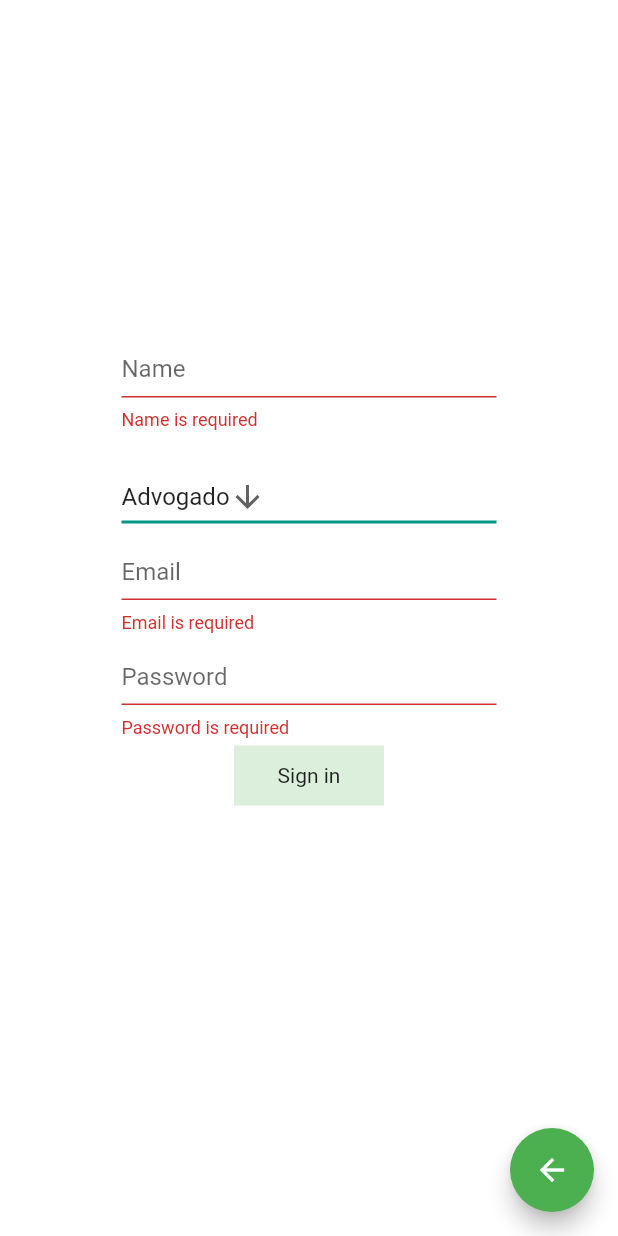
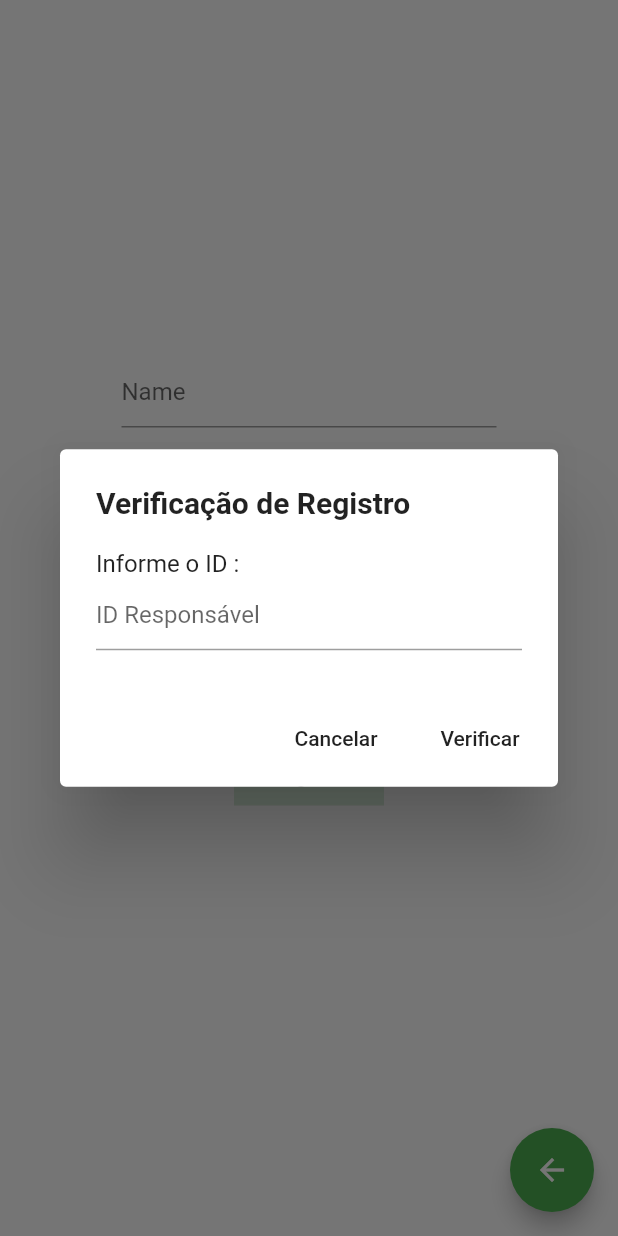
Before and after one commit to Garrike/sistema_advocacia, a Flutter app: the RegisterPage screen opened directly, after a tap on "Sign in", on a phone screen of 412 x 824 dp. Run offline on Flutter 3.47's test engine with Material 2 defaults, Android fonts, the phone set to English and light mode, and no system bars; our stand-ins replace charts_flutter, firebase_auth, toast; accounts and stored records are empty; network calls fail.

Commit message:
Edição Kevin o Brabo

```diff
--- a/lib/models/navigation_model.dart
+++ b/lib/models/navigation_model.dart
@@ -15,4 +15,5 @@ List<NavigationModel> navigationItens = [
   NavigationModel(title: "Comunidade", icon: Icons.people, page: 3),
   NavigationModel(title: "Compartilhar", icon: Icons.share, page: 4),
   NavigationModel(title: "Configurações", icon: Icons.settings, page: 5),
+  NavigationModel(title: "Sair", icon: Icons.exit_to_app, page: 6),
 ];
--- a/lib/register_screen.dart
+++ b/lib/register_screen.dart
@@ -1,7 +1,12 @@
 import 'package:flutter/cupertino.dart';
 import 'package:flutter/material.dart';
+import 'package:projetoPDS/models/arquivos.dart';
+import 'package:toast/toast.dart';
 
 import 'auth_service.dart';
+
+BuildContext mainContext;
+bool _isEnabled;
 
 class RegisterPage extends StatefulWidget {
   @override
@@ -12,6 +17,12 @@ class _RegisterPageState extends State<RegisterPage> {
   String email, password, name, cargo, dropdownValue = 'Advogado';
 
   final formKey = new GlobalKey<FormState>();
+
+  void initState() {
+    super.initState();
+    _isEnabled = true;
+    // verificar(context);
+  }
 
   checkFields() {
     final form = formKey.currentState;
@@ -34,6 +45,7 @@ class _RegisterPageState extends State<RegisterPage> {
 
   @override
   Widget build(BuildContext context) {
+    mainContext = context;
     return Scaffold(
       backgroundColor: Colors.white,
       body: Center(
@@ -52,6 +64,7 @@ class _RegisterPageState extends State<RegisterPage> {
                       child: Container(
                         height: 50,
                         child: TextFormField(
+                          enabled: _isEnabled,
                           decoration: InputDecoration(hintText: "Name"),
                           validator: (value) => value.isEmpty ? 'Name is required' : null,
                           onChanged: (value) {
@@ -65,37 +78,37 @@ class _RegisterPageState extends State<RegisterPage> {
                       child: Container(
                         height: 50,
                         width: 250,
-                        child: DropdownButton<String>(
-                          value: dropdownValue,
-                          icon: Icon(Icons.arrow_downward),
-                          iconSize: 24,
-                          elevation: 16,
-                          underline: Container(
-                            height: 2,
-                            color: Colors.teal,
-                          ),
-                          onChanged: (String newValue) {
-                            setState(() {
-                              dropdownValue = newValue;
-                              this.cargo = newValue;
-                            });
+                        // child: DropdownButton<String>(
+                        //   value: dropdownValue,
+                        //   icon: Icon(Icons.arrow_downward),
+                        //   iconSize: 24,
+                        //   elevation: 16,
+                        //   underline: Container(
+                        //     height: 2,
+                        //     color: Colors.teal,
+                        //   ),
+                        //   onChanged: (String newValue) {
+                        //     setState(() {
+                        //       dropdownValue = newValue;
+                        //       this.cargo = newValue;
+                        //     });
+                        //   },
+                        //   items: <String>['Advogado', 'Estagiário']
+                        //     .map<DropdownMenuItem<String>>((String value) {
+                        //       return DropdownMenuItem<String>(
+                        //         value: value,
+                        //         child: Center(child: Text(value)),
+                        //       );
+                        //     })
+                        //     .toList(),
+                        // ),
+                        child: TextFormField(
+                          decoration: InputDecoration(hintText: "Cargo"),
+                          validator: (value) => value.isEmpty ? 'Cargo is required' : null,
+                          onChanged: (value) {
+                            this.cargo = value;
                           },
-                          items: <String>['Advogado', 'Estagiário']
-                            .map<DropdownMenuItem<String>>((String value) {
-                              return DropdownMenuItem<String>(
-                                value: value,
-                                child: Center(child: Text(value)),
-                              );
-                            })
-                            .toList(),
                         ),
-                        // child: TextFormField(
-                        //   decoration: InputDecoration(hintText: "Cargo"),
-                        //   validator: (value) => value.isEmpty ? 'Cargo is required' : null,
-                        //   onChanged: (value) {
-                        //     this.cargo = value;
-                        //   },
-                        // ),
                       ),
                     ),
                     Padding(
@@ -103,6 +116,7 @@ class _RegisterPageState extends State<RegisterPage> {
                       child: Container(
                         height: 50,
                         child: TextFormField(
+                          enabled: _isEnabled,
                           decoration: InputDecoration(hintText: "Email"),
                           validator: (value) => value.isEmpty ? 'Email is required' : validateEmail(value.trim()),
                           onChanged: (value) {
@@ -116,6 +130,7 @@ class _RegisterPageState extends State<RegisterPage> {
                       child: Container(
                         height: 50,
                         child: TextFormField(
+                          enabled: _isEnabled,
                           obscureText: true,
                           decoration: InputDecoration(hintText: "Password"),
                           validator: (value) => value.isEmpty ? 'Password is required' : null,
@@ -127,13 +142,8 @@ class _RegisterPageState extends State<RegisterPage> {
                     ),
                     InkWell(
                       onTap: () async {
-                        if(checkFields()) {
-                          bool check = await AuthService().createUser(email, password, name, cargo);
-                          if(check){
-                            await AuthService().signIn(email, password);
-                            Navigator.pop(context);
-                          }
-                        }
+                        print(this.cargo);
+                        verificar(context);
                       },
                       child: Container(
                         height: 40,
@@ -162,4 +172,81 @@ class _RegisterPageState extends State<RegisterPage> {
       ),
     );
   }
+
+  verificar(BuildContext context) {
+    var textController = TextEditingController();
+    Widget cancelaButton = FlatButton(
+      child: Text("Cancelar"),
+      onPressed:  () {
+        Navigator.pop(context);
+      },
+    );
+    Widget continuaButton = FlatButton(
+      child: Text("Verificar"),
+      onPressed:  () async {
+        var response = await AuthService().getUserOffice(textController.text);
+        if(response == 'Advogado'){
+
+          Navigator.pop(context);
+          setState(() {
+            _isEnabled = true;
+          });
+          if(checkFields()) {
+            bool check = await AuthService().createUser(email, password, name, cargo);
+            if(check){
+              await AuthService().signIn(email, password);
+              Navigator.pop(context);
+            }
+          }
+          print('Add com sucesso');
+        } else {
+          setState(() {
+            _isEnabled = false;
+          });
+          Navigator.pop(context);
+          Navigator.pop(mainContext);
+          print("Permissão Negada");
+          Toast.show(
+            "Permissão Negada",
+            context,
+            duration: Toast.LENGTH_LONG,
+            gravity:  Toast.CENTER,
+            backgroundColor: Colors.teal
+          );
+        }
+      },
+    );
+
+    //configura o AlertDialog
+    AlertDialog alert = AlertDialog(
+      title: Text("Verificação de Registro", style: TextStyle(fontWeight: FontWeight.bold),),
+      content: Container(
+        height: 70,
+        width: 400,
+        child: Column(
+          crossAxisAlignment: CrossAxisAlignment.start,
+          children: <Widget>[
+            Text("Informe o ID :"),
+            TextFormField(
+              controller: textController,
+              decoration: InputDecoration(hintText: "ID Responsável"),
+              validator: (value) => value.isEmpty ? 'ID obrigatório' : 'ID validado com sucesso',
+            ),
+          ],
+        ),
+      ),
+      actions: [
+        cancelaButton,
+        continuaButton,
+      ],
+    );
+
+    //exibe o diálogo
+    showDialog(
+      context: context,
+      builder: (BuildContext context) {
+        return alert;
+      },
+    );
+  }
 }
```
Also changed, not shown: lib/auth_service.dart (+15 -1 lines), lib/home_screen.dart (+76 -19 lines).
